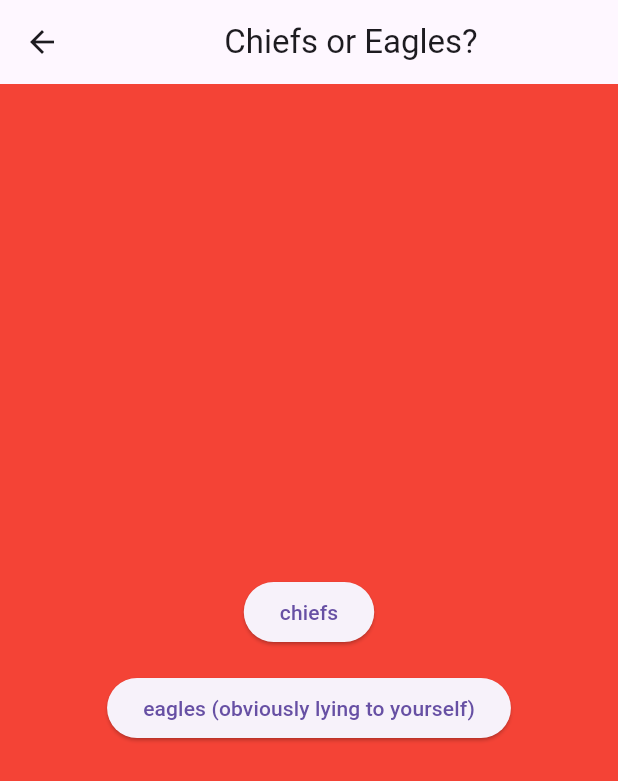
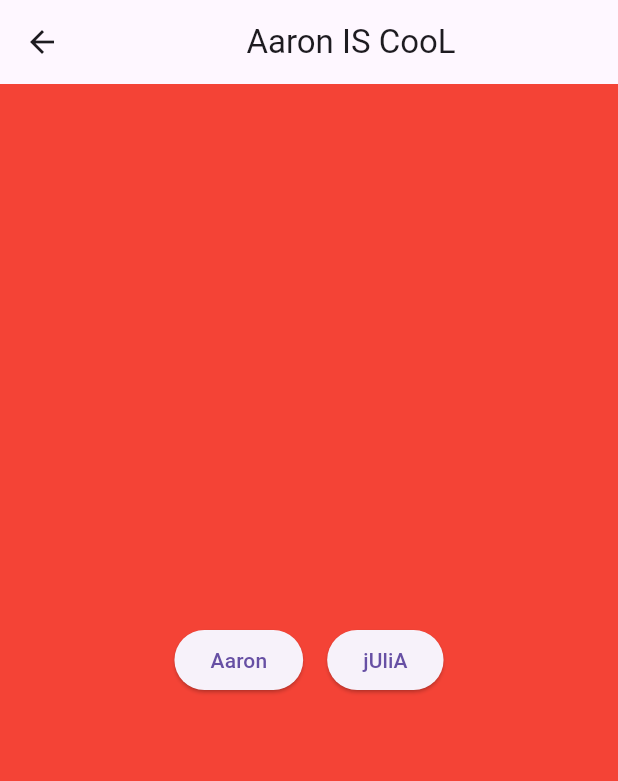
Before and after one commit to AaronAucoin/sharedproject, a Flutter app: the redpill1 screen opened directly, on a phone screen of 412 x 824 dp. Shown: the top 781 px of the screen. Run offline on Flutter 3.47's test engine with Material 3 defaults, Android fonts, the light colour scheme and no system bars.

Commit message:
Edited buttons

```diff
--- a/lib/main.dart
+++ b/lib/main.dart
@@ -324,11 +324,11 @@
   Widget build(BuildContext context) {
     return Scaffold(
       appBar: AppBar(
-        title: Center(child: const Text('Chiefs or Eagles?')),
+        title: Center(child: const Text('Aaron IS CooL')),
       ),
        backgroundColor: Colors.red,
       body: Center(
-        child: Column(
+        child: Row(
           mainAxisAlignment: MainAxisAlignment.center,
           children: [
             Padding(
@@ -339,7 +339,7 @@
                     MaterialPageRoute(builder: (context) => const redpillyes()),
                   );
                 },
-                child: const Text('chiefs'),
+                child: const Text('Aaron'),
               ),
             ),
             Padding(
@@ -351,7 +351,7 @@
                   );
                   // Pop here with "Nope"...
                 },
-                child: const Text('eagles (obviously lying to yourself)'),
+                child: const Text('jUliA'),
               ),
             )
           ],
```
